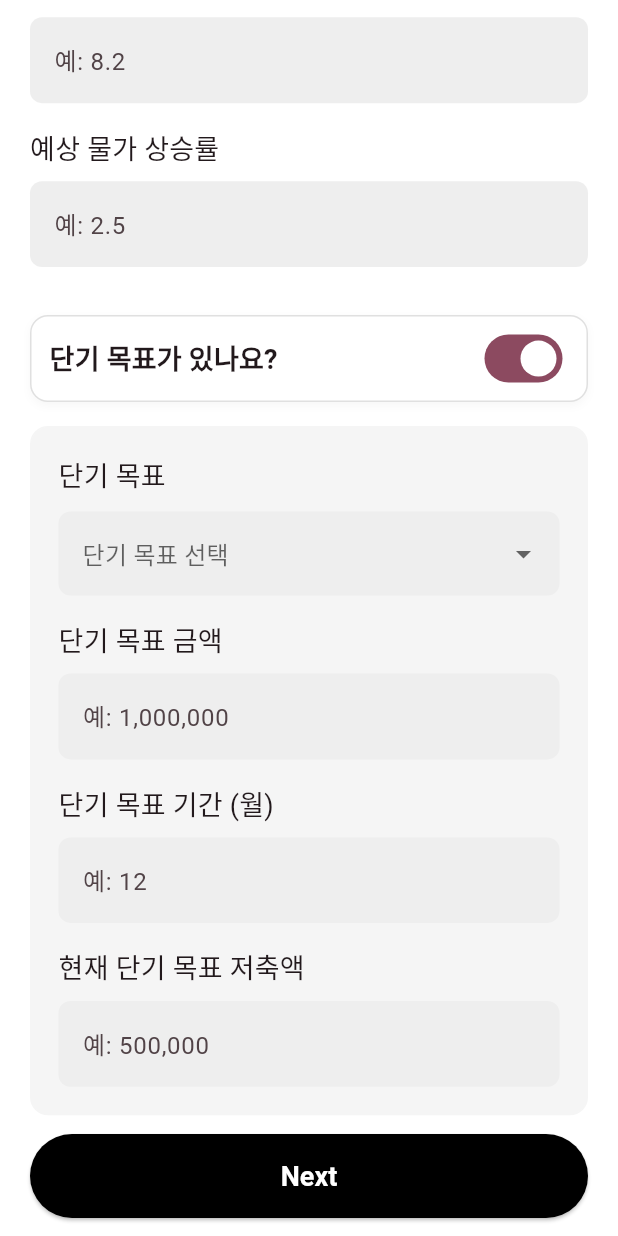
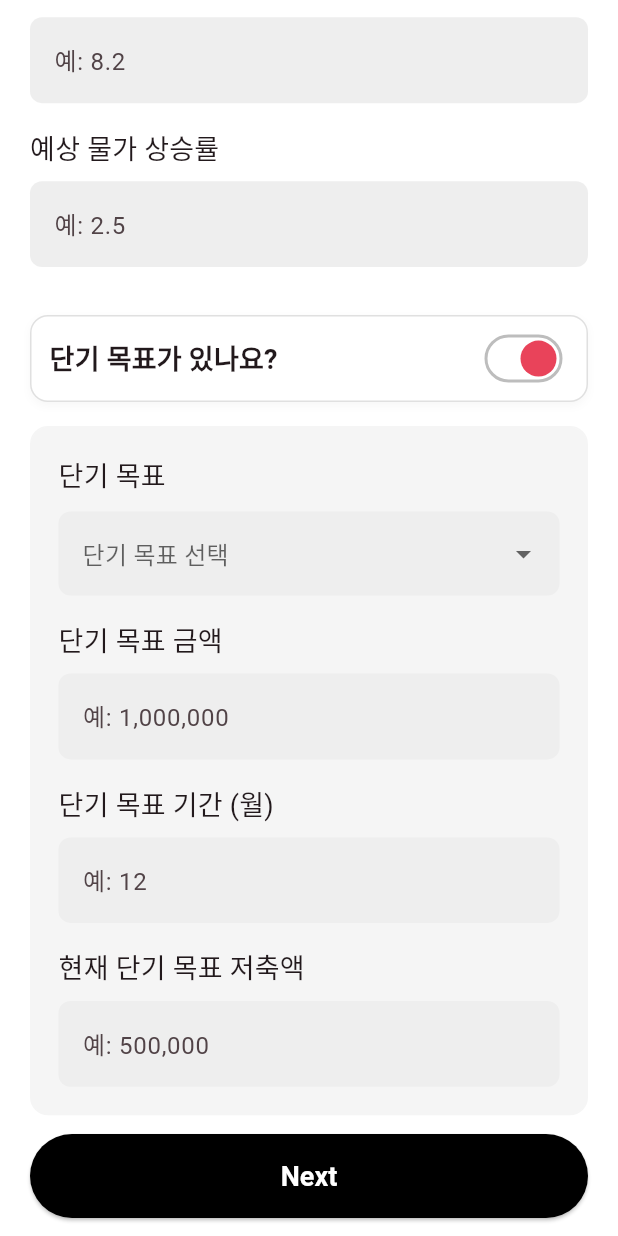
Before and after one commit to MiracleMoney/SYLSYM, a Flutter app: the SalaryStep1Screen screen opened directly, scrolled down 576 dp, on a phone screen of 412 x 824 dp. Run offline on Flutter 3.47's test engine with Material 3 defaults, Android fonts, the phone set to English and light mode, and no system bars; our stand-ins replace cloud_firestore, firebase_auth, firebase_core, firebase_crashlytics, google_fonts, google_sign_in and 1 more; accounts and stored records are empty; Roboto replaces fonts that are missing (Gmarket_sans); statements that could not run were skipped.

Commit message:
월급 1,2 화면 필드 누르면 보더 안생김. / 단기목표 스위치 색상 변경

```diff
--- a/lib/features/salary/presentation/screens/salary_step1_screen.dart
+++ b/lib/features/salary/presentation/screens/salary_step1_screen.dart
@@ -594,6 +594,18 @@
                             ),
                       ),
                       value: _hasShortTermGoal,
+                      activeThumbColor: const Color(0xFFE9435A),
+                      activeTrackColor: Colors.transparent,
+                      trackOutlineColor: WidgetStateProperty.resolveWith((
+                        states,
+                      ) {
+                        if (states.contains(WidgetState.selected)) {
+                          return Colors.grey.shade400;
+                        }
+                        return Colors.grey.shade400;
+                      }),
+                      inactiveThumbColor: Colors.black,
+                      inactiveTrackColor: Colors.transparent,
                       onChanged: (val) {
                         Future.microtask(() {
                           if (!mounted) return;
--- a/lib/features/salary/presentation/widgets/form_widgets.dart
+++ b/lib/features/salary/presentation/widgets/form_widgets.dart
@@ -97,6 +97,10 @@
               borderRadius: BorderRadius.circular(Sizes.size8),
               borderSide: BorderSide.none,
             ),
+            focusedBorder: OutlineInputBorder(
+              borderRadius: BorderRadius.circular(Sizes.size8),
+              borderSide: BorderSide.none,
+            ),
             hintText: hint,
             suffixText: suffixText,
             border: OutlineInputBorder(
```
